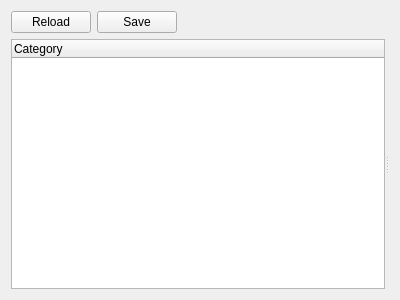
The window that client/src/ui/widgets/properties/camera_advanced_params_widget.ui (networkoptix/nx_open) describes before a commit, drawn with Qt 5.
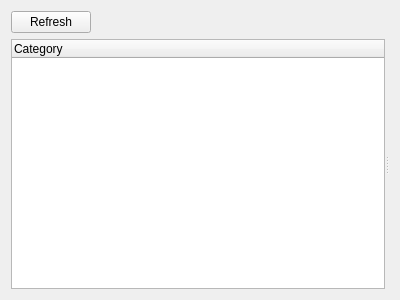
The same window after the commit. Custom widgets are drawn as their Qt base class.

Commit message:
VMS-1782: Use "Apply" button to save advanced camera settings.
<==== Mercurial data ====>
Branch: dev_2.5.0_gui

The edit to the form file:
```diff
--- a/client/src/ui/widgets/properties/camera_advanced_params_widget.ui
+++ b/client/src/ui/widgets/properties/camera_advanced_params_widget.ui
@@ -12,18 +12,11 @@
   </property>
   <layout class="QVBoxLayout" name="verticalLayout" stretch="0,1">
    <item>
-    <layout class="QHBoxLayout" name="horizontalLayout" stretch="0,0,0,1">
+    <layout class="QHBoxLayout" name="horizontalLayout" stretch="0,0,1">
      <item>
       <widget class="QPushButton" name="loadButton">
        <property name="text">
-        <string>Reload</string>
-       </property>
-      </widget>
-     </item>
-     <item>
-      <widget class="QPushButton" name="saveButton">
-       <property name="text">
-        <string>Save</string>
+        <string>Refresh</string>
        </property>
       </widget>
      </item>
```
The commit also changes 9 other files.
